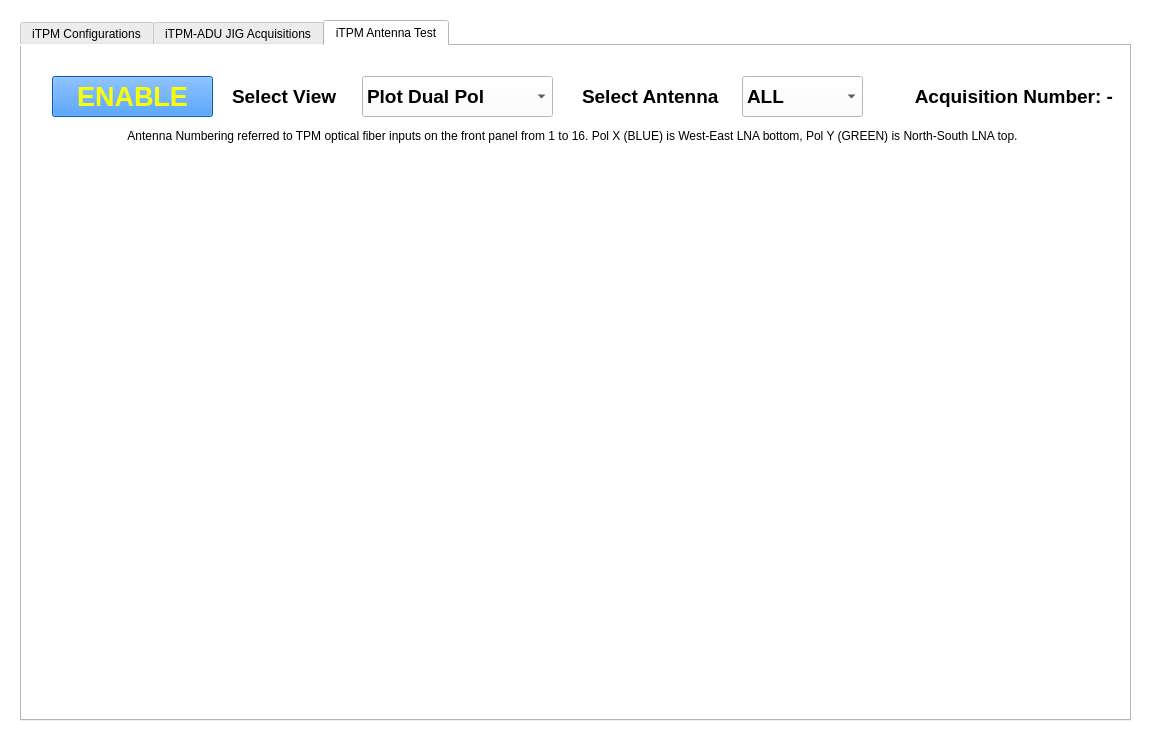
This is tpm_test.ui in amattana/PySKA as Qt 5 draws it before an edit. The edited form follows.
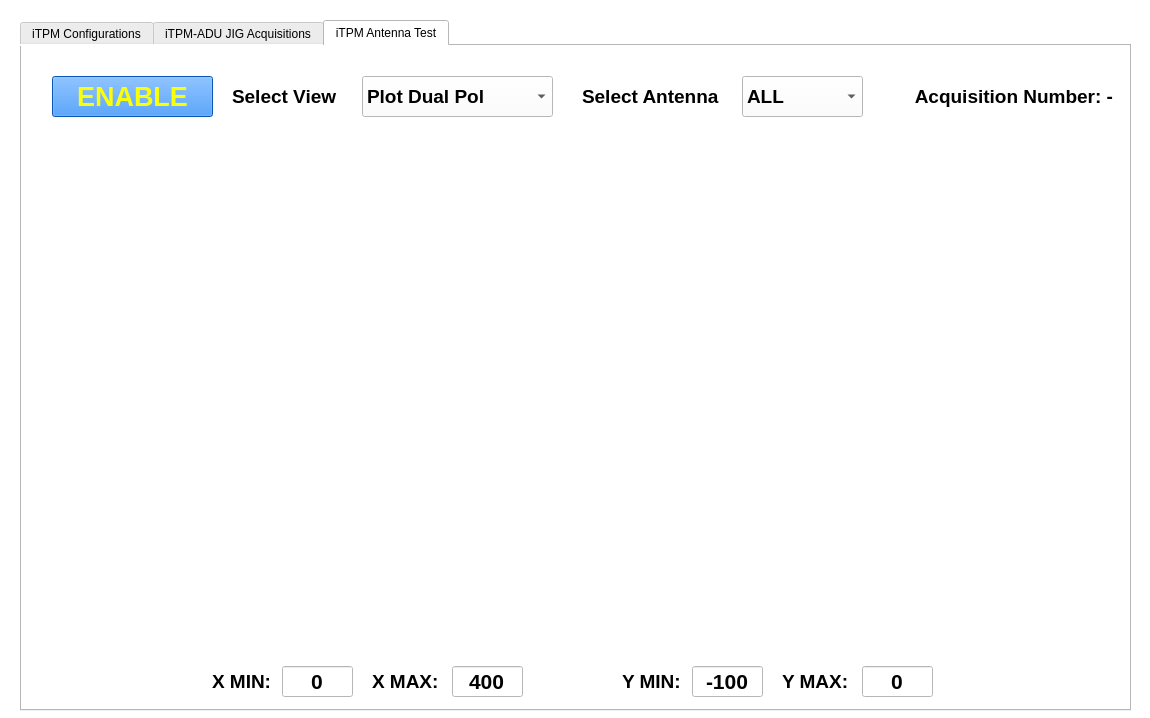
This is the edited form. The open tabs and pages were chosen to show the change.

Commit message: Added xyRange Selections on Plots

```diff
--- a/tpm_test.ui
+++ b/tpm_test.ui
@@ -7,7 +7,7 @@
     <x>0</x>
     <y>0</y>
     <width>1150</width>
-    <height>749</height>
+    <height>718</height>
    </rect>
   </property>
   <property name="windowTitle">
@@ -22,7 +22,7 @@
      <x>20</x>
      <y>20</y>
      <width>1111</width>
-     <height>701</height>
+     <height>691</height>
     </rect>
    </property>
    <property name="cursor">
@@ -2719,9 +2719,9 @@
      <property name="geometry">
       <rect>
        <x>0</x>
-       <y>100</y>
+       <y>80</y>
        <width>1111</width>
-       <height>571</height>
+       <height>521</height>
       </rect>
      </property>
      <property name="sizePolicy">
@@ -2746,10 +2746,10 @@
     <widget class="QFrame" name="qframe_ant_rms">
      <property name="geometry">
       <rect>
-       <x>30</x>
-       <y>100</y>
+       <x>20</x>
+       <y>80</y>
        <width>1061</width>
-       <height>581</height>
+       <height>521</height>
       </rect>
      </property>
      <property name="frameShape">
@@ -2762,9 +2762,9 @@
     <widget class="QLabel" name="qlabel_ant_num">
      <property name="geometry">
       <rect>
-       <x>860</x>
+       <x>850</x>
        <y>30</y>
-       <width>231</width>
+       <width>241</width>
        <height>41</height>
       </rect>
      </property>
@@ -2934,9 +2934,9 @@
      <property name="geometry">
       <rect>
        <x>0</x>
-       <y>100</y>
+       <y>80</y>
        <width>1111</width>
-       <height>571</height>
+       <height>521</height>
       </rect>
      </property>
      <property name="sizePolicy">
@@ -2962,9 +2962,9 @@
      <property name="geometry">
       <rect>
        <x>0</x>
-       <y>100</y>
+       <y>80</y>
        <width>1111</width>
-       <height>571</height>
+       <height>521</height>
       </rect>
      </property>
      <property name="sizePolicy">
@@ -2990,9 +2990,9 @@
      <property name="geometry">
       <rect>
        <x>0</x>
-       <y>100</y>
+       <y>80</y>
        <width>1111</width>
-       <height>581</height>
+       <height>521</height>
       </rect>
      </property>
      <property name="sizePolicy">
@@ -3014,17 +3014,188 @@
       </size>
      </property>
     </widget>
-    <widget class="QLabel" name="label">
+    <widget class="QLineEdit" name="qtext_ymax">
      <property name="geometry">
       <rect>
-       <x>0</x>
-       <y>80</y>
-       <width>1101</width>
-       <height>20</height>
+       <x>840</x>
+       <y>620</y>
+       <width>71</width>
+       <height>31</height>
       </rect>
      </property>
+     <property name="font">
+      <font>
+       <pointsize>16</pointsize>
+       <weight>75</weight>
+       <bold>true</bold>
+      </font>
+     </property>
      <property name="text">
-      <string>Antenna Numbering referred to TPM optical fiber inputs on the front panel from 1 to 16. Pol X (BLUE) is West-East LNA bottom, Pol Y (GREEN) is North-South LNA top.</string>
+      <string>0</string>
+     </property>
+     <property name="alignment">
+      <set>Qt::AlignCenter</set>
+     </property>
+    </widget>
+    <widget class="QLabel" name="qlabel_xmax">
+     <property name="geometry">
+      <rect>
+       <x>350</x>
+       <y>620</y>
+       <width>71</width>
+       <height>31</height>
+      </rect>
+     </property>
+     <property name="font">
+      <font>
+       <pointsize>14</pointsize>
+       <weight>75</weight>
+       <bold>true</bold>
+      </font>
+     </property>
+     <property name="text">
+      <string>X MAX:</string>
+     </property>
+     <property name="alignment">
+      <set>Qt::AlignLeading|Qt::AlignLeft|Qt::AlignVCenter</set>
+     </property>
+    </widget>
+    <widget class="QLabel" name="qlabel_ymax">
+     <property name="geometry">
+      <rect>
+       <x>760</x>
+       <y>620</y>
+       <width>71</width>
+       <height>31</height>
+      </rect>
+     </property>
+     <property name="font">
+      <font>
+       <pointsize>14</pointsize>
+       <weight>75</weight>
+       <bold>true</bold>
+      </font>
+     </property>
+     <property name="text">
+      <string>Y MAX:</string>
+     </property>
+     <property name="alignment">
+      <set>Qt::AlignLeading|Qt::AlignLeft|Qt::AlignVCenter</set>
+     </property>
+    </widget>
+    <widget class="QLabel" name="qlabel_xmin">
+     <property name="geometry">
+      <rect>
+       <x>190</x>
+       <y>620</y>
+       <width>71</width>
+       <height>31</height>
+      </rect>
+     </property>
+     <property name="font">
+      <font>
+       <pointsize>14</pointsize>
+       <weight>75</weight>
+       <bold>true</bold>
+      </font>
+     </property>
+     <property name="text">
+      <string>X MIN:</string>
+     </property>
+     <property name="alignment">
+      <set>Qt::AlignLeading|Qt::AlignLeft|Qt::AlignVCenter</set>
+     </property>
+    </widget>
+    <widget class="QLineEdit" name="qtext_xmax">
+     <property name="enabled">
+      <bool>true</bool>
+     </property>
+     <property name="geometry">
+      <rect>
+       <x>430</x>
+       <y>620</y>
+       <width>71</width>
+       <height>31</height>
+      </rect>
+     </property>
+     <property name="font">
+      <font>
+       <pointsize>16</pointsize>
+       <weight>75</weight>
+       <bold>true</bold>
+      </font>
+     </property>
+     <property name="text">
+      <string>400</string>
+     </property>
+     <property name="alignment">
+      <set>Qt::AlignCenter</set>
+     </property>
+    </widget>
+    <widget class="QLabel" name="qlabel_ymin">
+     <property name="geometry">
+      <rect>
+       <x>600</x>
+       <y>620</y>
+       <width>71</width>
+       <height>31</height>
+      </rect>
+     </property>
+     <property name="font">
+      <font>
+       <pointsize>14</pointsize>
+       <weight>75</weight>
+       <bold>true</bold>
+      </font>
+     </property>
+     <property name="text">
+      <string>Y MIN:</string>
+     </property>
+     <property name="alignment">
+      <set>Qt::AlignLeading|Qt::AlignLeft|Qt::AlignVCenter</set>
+     </property>
+    </widget>
+    <widget class="QLineEdit" name="qtext_ymin">
+     <property name="geometry">
+      <rect>
+       <x>670</x>
+       <y>620</y>
+       <width>71</width>
+       <height>31</height>
+      </rect>
+     </property>
+     <property name="font">
+      <font>
+       <pointsize>16</pointsize>
+       <weight>75</weight>
+       <bold>true</bold>
+      </font>
+     </property>
+     <property name="text">
+      <string>-100</string>
+     </property>
+     <property name="alignment">
+      <set>Qt::AlignCenter</set>
+     </property>
+    </widget>
+    <widget class="QLineEdit" name="qtext_xmin">
+     <property name="geometry">
+      <rect>
+       <x>260</x>
+       <y>620</y>
+       <width>71</width>
+       <height>31</height>
+      </rect>
+     </property>
+     <property name="font">
+      <font>
+       <pointsize>16</pointsize>
+       <weight>75</weight>
+       <bold>true</bold>
+      </font>
+     </property>
+     <property name="text">
+      <string>0</string>
      </property>
      <property name="alignment">
       <set>Qt::AlignCenter</set>
```
Left out of the diff: 149 changed lines with no effect on the pictures. The commit also changes 2 other files.
